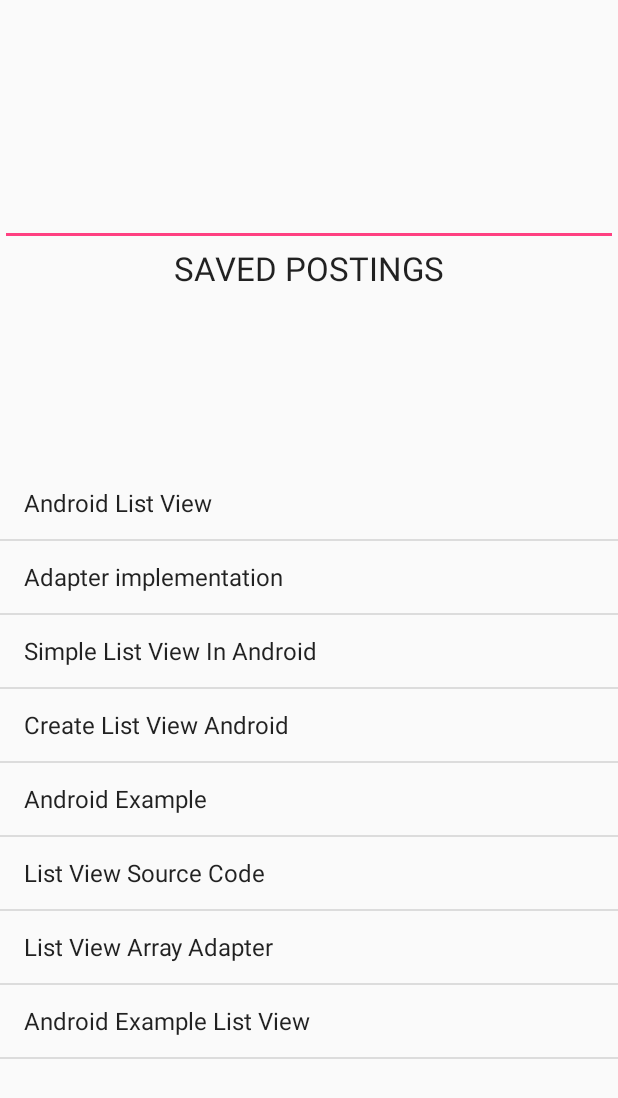
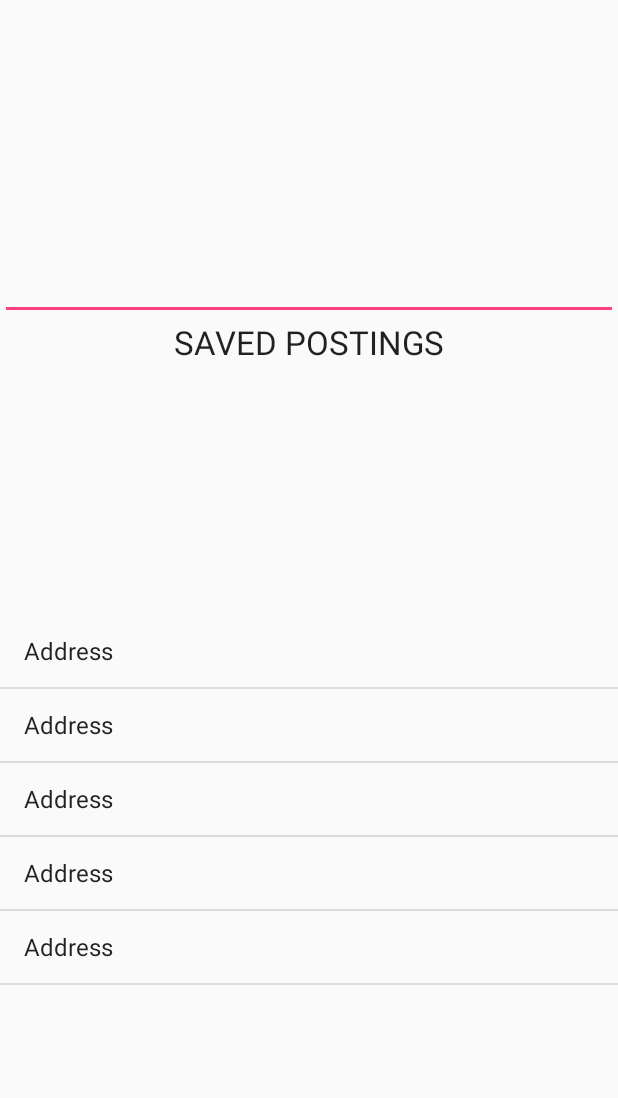
Before and after one commit to hsennik/SubLit, an Android app: the FavouritesActivity screen opened directly, with no data from a screen before it, on a phone screen of 412 x 824 dp. Shown: the top 1098 px of the screen. Run offline under Robolectric (Android 15) with nearby library versions, the phone set to English and light mode, and no system bars.

Commit message:
Merge branch 'master' of https://github.com/hsennik/SubLit
# Conflicts:
#	app/src/main/res/layout/activity_search.xml

```diff
--- a/app/src/main/java/com/example/easysub/FavouritesActivity.java
+++ b/app/src/main/java/com/example/easysub/FavouritesActivity.java
@@ -33,24 +33,18 @@ public class FavouritesActivity extends Activity {
         listView = (ListView) findViewById(R.id.list);
 
         // Defined Array values to show in ListView
-        String[] values = new String[] { "Android List View",
-                "Adapter implementation",
-                "Simple List View In Android",
-                "Create List View Android",
-                "Android Example",
-                "List View Source Code",
-                "List View Array Adapter",
-                "Android Example List View"
-        };
+        String[] favSubletsName = new String[] { "Address","Address","Address","Address","Address"};
+        Boolean [] favSubletsBool = new Boolean[]{true,false,false,true,false,};  //HARD CODED FAVOURITES, CHANGE TO MODIFY BASED ON USER INPUT IN SEARCH TAB
+       // String[] favSubletsName;
+
 
         // Define a new Adapter
         // First parameter - Context
         // Second parameter - Layout for the row
         // Third parameter - ID of the TextView to which the data is written
         // Forth - the Array of data
-
         ArrayAdapter<String> adapter = new ArrayAdapter<String>(this,
-                android.R.layout.simple_list_item_1, android.R.id.text1, values);
+                android.R.layout.simple_list_item_1, android.R.id.text1, favSubletsName);
 
 
         // Assign adapter to ListView
--- a/app/src/main/res/layout/activity_search.xml
+++ b/app/src/main/res/layout/activity_search.xml
@@ -75,17 +75,14 @@
         android:layout_width="wrap_content"
         android:layout_height="wrap_content"
         android:orientation="vertical">
+
+    </RadioGroup>
+
     <RadioButton
         android:layout_width="wrap_content"
         android:layout_height="wrap_content"
         android:text="Near WLU"
         android:id="@+id/radioButton"
-            android:layout_gravity="center_horizontal" />
-        <RadioButton
-            android:layout_width="wrap_content"
-            android:layout_height="wrap_content"
-            android:text="Near Uptown"
-            android:id="@+id/radioButton3"
         android:layout_gravity="center_horizontal" />
 
     <RadioButton
@@ -94,7 +91,13 @@
         android:text="Near UW"
         android:id="@+id/radioButton2"
         android:layout_gravity="center_horizontal" />
-    </RadioGroup>
+
+    <RadioButton
+        android:layout_width="wrap_content"
+        android:layout_height="wrap_content"
+        android:text="Near Uptown"
+        android:id="@+id/radioButton3"
+        android:layout_gravity="center_horizontal" />
 
     <Button
         android:layout_width="wrap_content"
```
Lines whose indentation alone changed are shown as unchanged.
